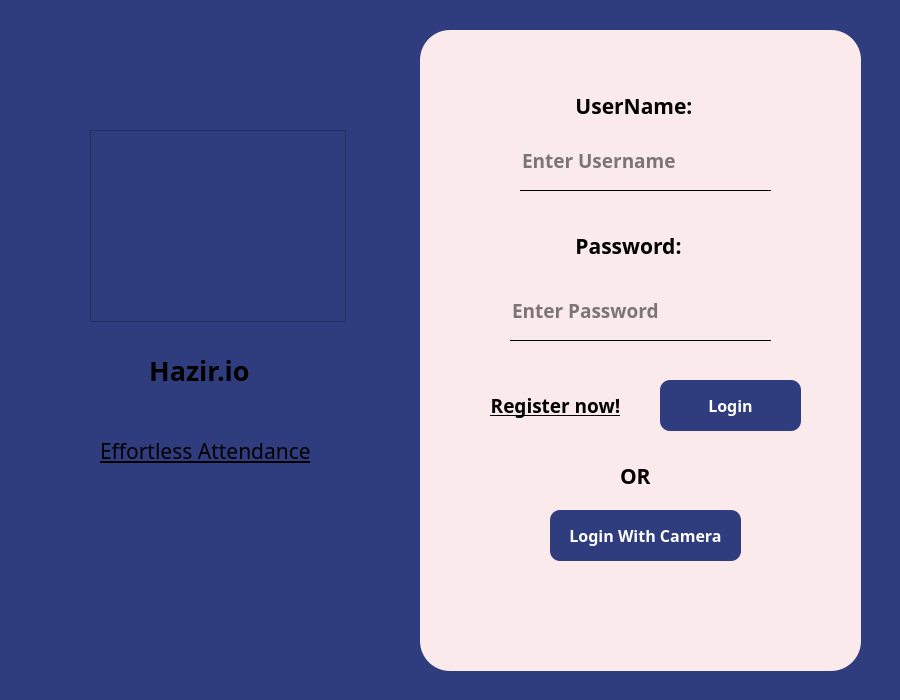
Qt form src/login_screen.ui (Fayyez/Hazir-smart-attendance-management) before a commit.
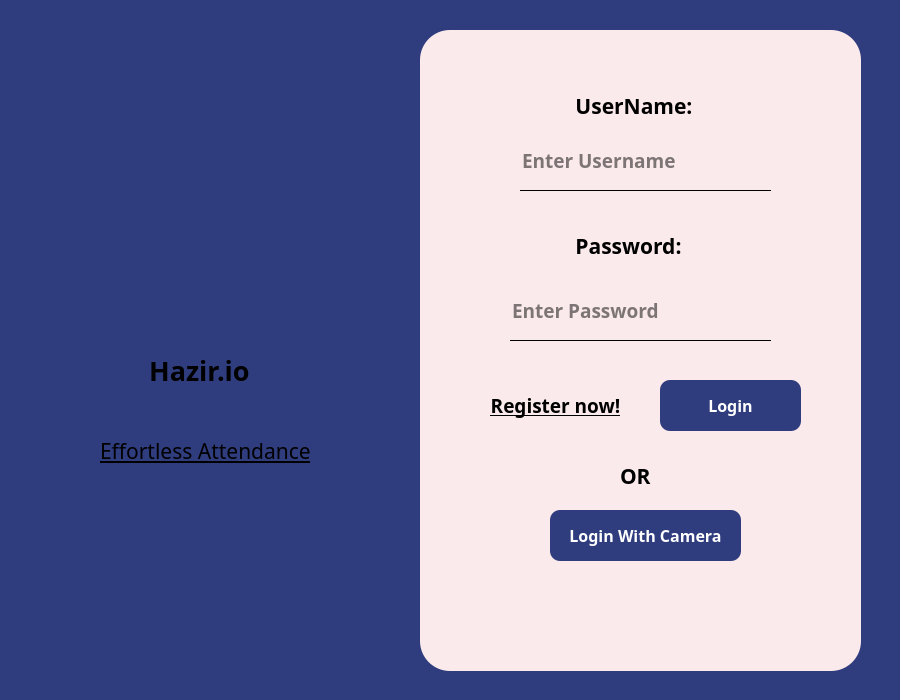
The same form after that commit. Icons and pictures are not drawn.

```diff
--- a/src/login_screen.ui
+++ b/src/login_screen.ui
@@ -934,13 +934,13 @@
     <string>Effortless Attendance</string>
    </property>
   </widget>
-  <widget class="QGraphicsView" name="logo_window">
+  <widget class="QLabel" name="label">
    <property name="geometry">
     <rect>
-     <x>90</x>
-     <y>130</y>
-     <width>256</width>
-     <height>192</height>
+     <x>130</x>
+     <y>150</y>
+     <width>171</width>
+     <height>161</height>
     </rect>
    </property>
   </widget>
```
Left out of the diff: 7 changed lines with no effect on the pictures.
